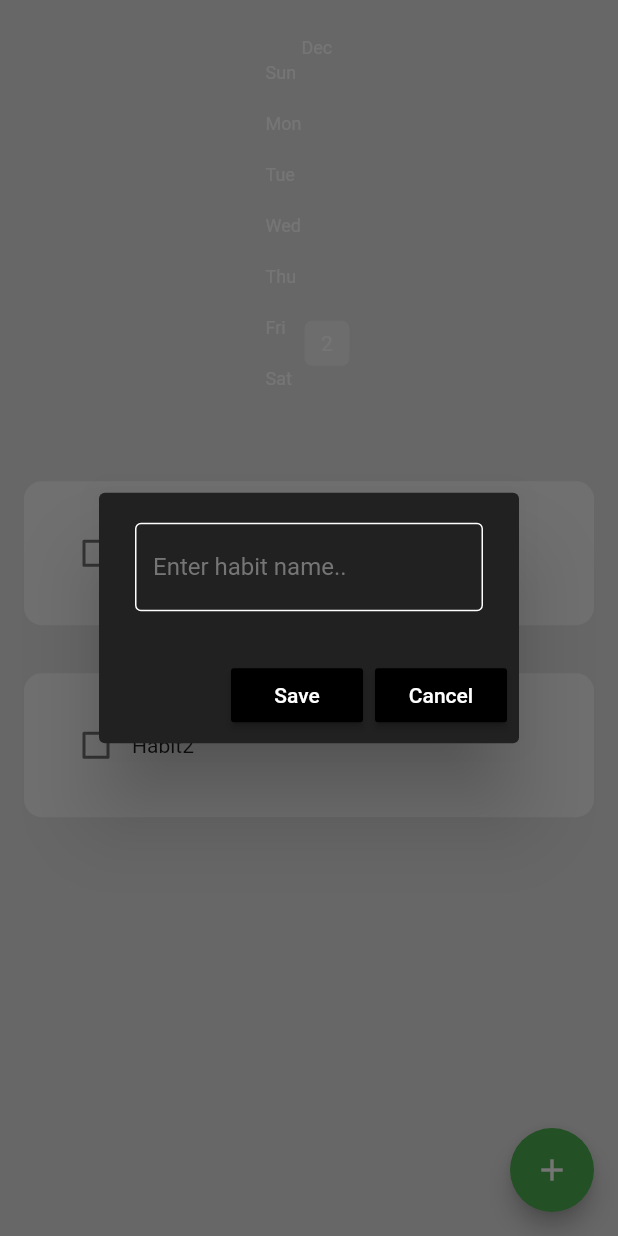
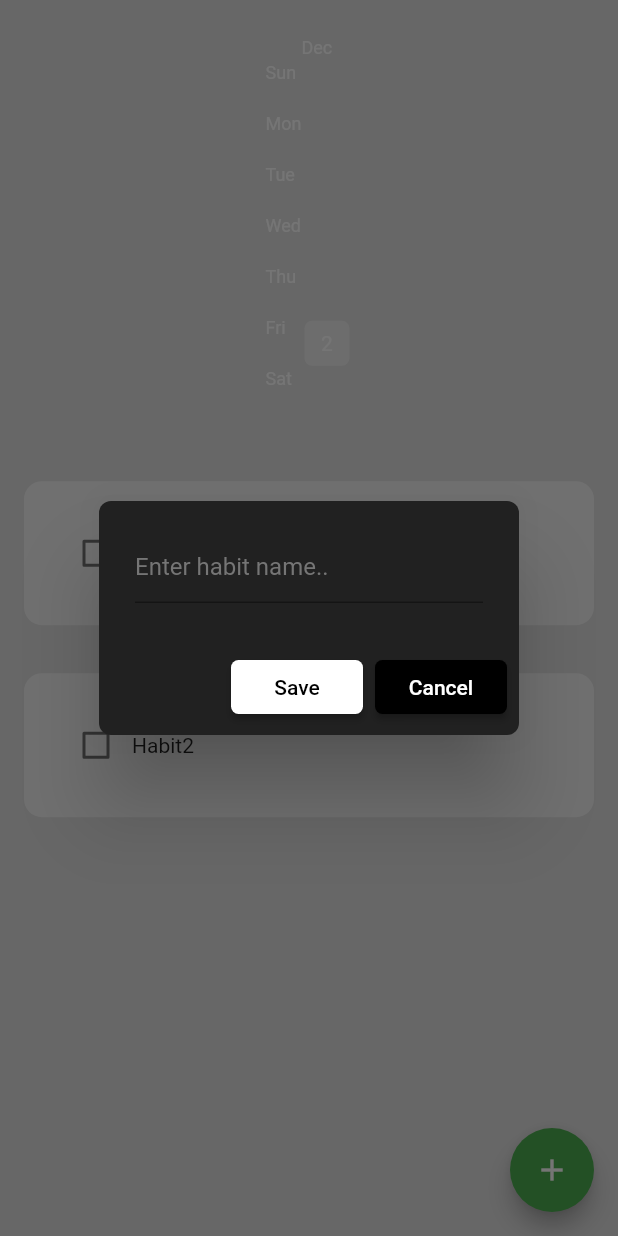
Before and after one commit to suhaassmh/Habitude-app, a Flutter app: the screen it shows after launch, after a tap on the "add" icon, on a phone screen of 412 x 824 dp. Run offline on Flutter 3.47's test engine with Material 2 defaults, Android fonts, the phone set to English and light mode, and no system bars; drawn by our look-alikes of flutter_heatmap_calendar, flutter_slidable; our stand-ins replace hive_flutter; accounts and stored records are empty.

Commit message:
added rounded corners for alert

```diff
--- a/lib/widgets/my_alert_box.dart
+++ b/lib/widgets/my_alert_box.dart
@@ -17,6 +17,7 @@ class MyAlertBox extends StatelessWidget {
   @override
   Widget build(BuildContext context) {
     return AlertDialog(
+      shape: RoundedRectangleBorder(borderRadius:BorderRadius.circular(8.0) ),
       backgroundColor: Colors.grey[900],
       content: TextField(
         controller: controller,
@@ -24,28 +25,27 @@ class MyAlertBox extends StatelessWidget {
         decoration: InputDecoration(
           hintText: hintText,
           hintStyle: TextStyle(color: Colors.grey[600]),
-          enabledBorder: const OutlineInputBorder(
-              borderSide: BorderSide(color: Colors.white)),
-          focusedBorder: const OutlineInputBorder(
-              borderSide: BorderSide(color: Colors.white)),
+          border: const UnderlineInputBorder(),
         ),
       ),
       actions: [
         MaterialButton(
+          shape: RoundedRectangleBorder(borderRadius:BorderRadius.circular(5.0) ),
           onPressed: onSave,
-          child: Text(
+          color: Colors.white,
+          child: const Text(
             "Save",
-            style: TextStyle(color: Colors.white),
+            style: TextStyle(color: Colors.black),
           ),
-          color: Colors.black,
         ),
         MaterialButton(
+          shape: RoundedRectangleBorder(borderRadius:BorderRadius.circular(5.0) ),
           onPressed: onCancel,
-          child: Text(
+          color: Colors.black,
+          child: const Text(
             "Cancel",
             style: TextStyle(color: Colors.white),
           ),
-          color: Colors.black,
         ),
       ],
     );
```
